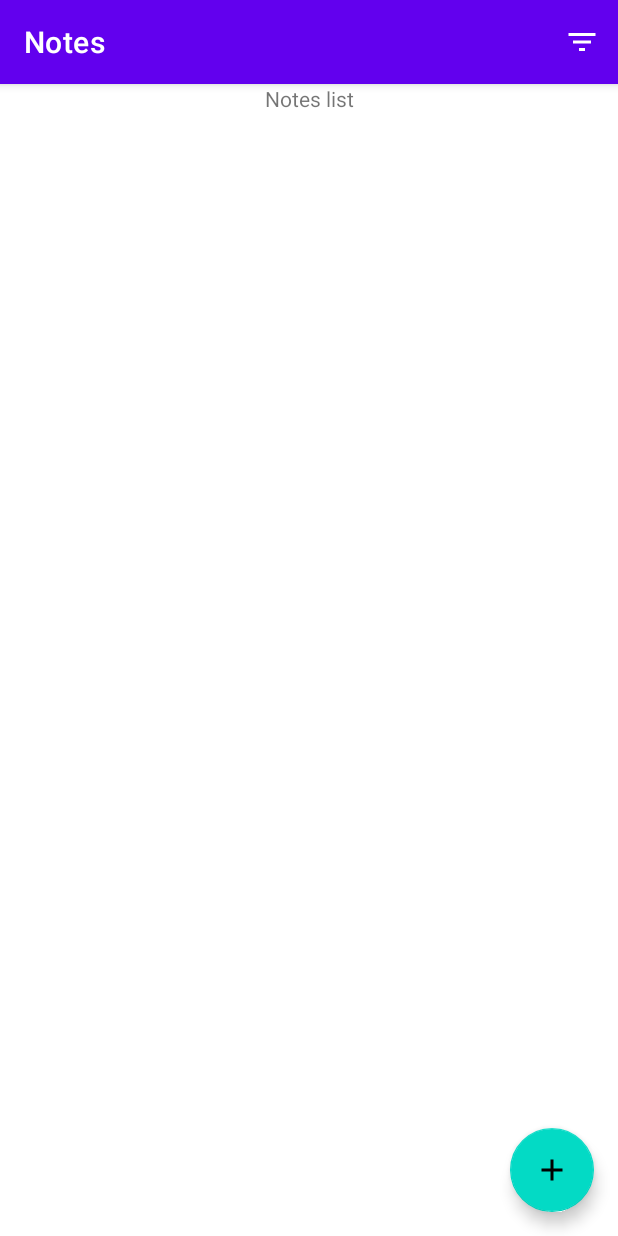
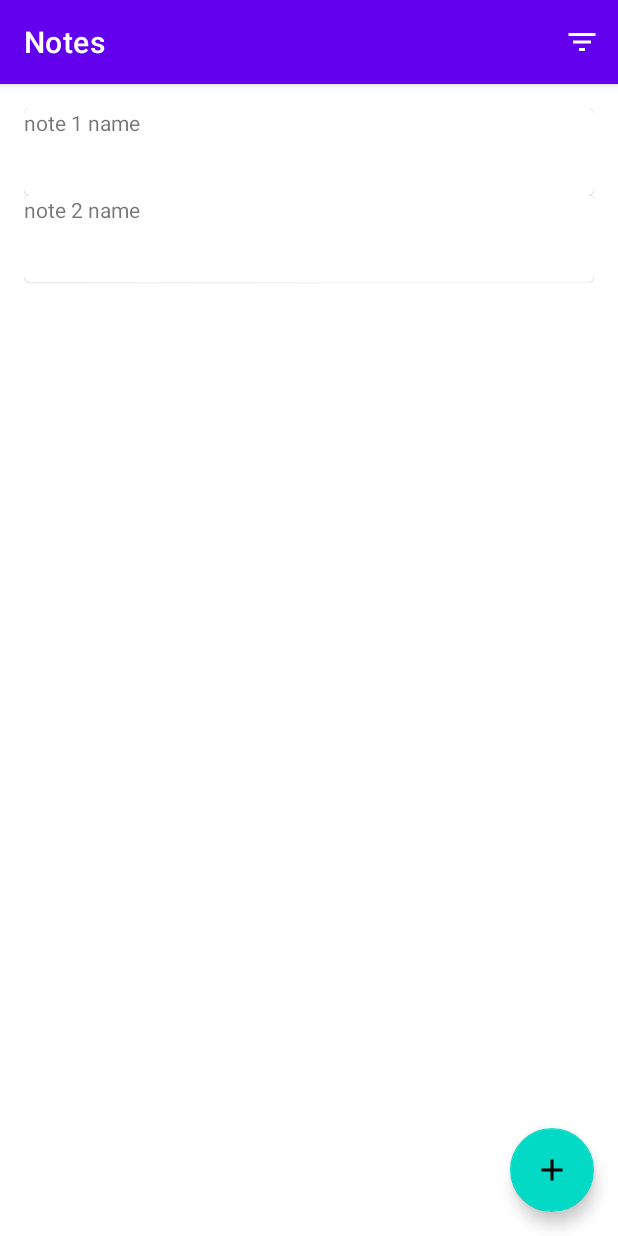
Before and after one commit to grizzly-orange/android-writer-notes, an Android app: the screen it shows after launch (MainActivity), on a phone screen of 412 x 824 dp. Run offline under Robolectric (Android 15) with nearby library versions, the phone set to English and light mode, and no system bars; our stand-ins replace navigation-ui.

Commit message:
add notes list recyclerview

```diff
--- /dev/null
+++ b/app/src/main/java/com/grizzlyorange/writernotes/ui/dto/Note.kt
@@ -0,0 +1,24 @@
+package com.grizzlyorange.writernotes.ui.dto
+
+import java.text.SimpleDateFormat
+import java.util.*
+
+data class Note(
+    val name: String,
+    val text: String,
+    private val createDateInMs: Long,
+    private val updateDateInMs: Long
+) {
+    val createDate: String get() = getDateStr(createDateInMs)
+    val updateDate: String get() = getDateStr(updateDateInMs)
+
+    private fun getDateStr(timeInMs: Long): String {
+        return SimpleDateFormat
+            .getDateInstance()
+            .format(
+                Calendar.getInstance().apply {
+                    timeInMillis = createDateInMs
+                }
+            )
+    }
+}
--- /dev/null
+++ b/app/src/main/java/com/grizzlyorange/writernotes/ui/noteslist/NotesListAdapter.kt
@@ -0,0 +1,52 @@
+package com.grizzlyorange.writernotes.ui.noteslist
+
+import android.view.LayoutInflater
+import android.view.View
+import android.view.ViewGroup
+import androidx.recyclerview.widget.DiffUtil
+import androidx.recyclerview.widget.ListAdapter
+import androidx.recyclerview.widget.RecyclerView
+import com.grizzlyorange.writernotes.databinding.NotesListItemBinding
+import com.grizzlyorange.writernotes.ui.dto.Note
+
+class NotesListAdapter :
+    ListAdapter<Note,NotesListAdapter.NoteViewHolder>(NoteViewHolder.NoteComparator()) {
+
+    override fun onCreateViewHolder(parent: ViewGroup, viewType: Int): NoteViewHolder {
+        return NoteViewHolder.create(parent)
+    }
+
+    override fun onBindViewHolder(holder: NoteViewHolder, position: Int) {
+        holder.bind(getItem(position))
+    }
+
+    class NoteViewHolder(
+        itemView: View
+    ) : RecyclerView.ViewHolder(itemView) {
+
+        fun bind(note: Note) {
+            val binding = NotesListItemBinding.bind(itemView)
+            binding.txtNoteNameAtListItem.text = note.name
+        }
+
+        companion object {
+            fun create(parent: ViewGroup): NoteViewHolder {
+                val binding = NotesListItemBinding.inflate(
+                    LayoutInflater.from(parent.context),
+                    parent,
+                    false)
+                return NoteViewHolder(binding.root)
+            }
+        }
+
+        class NoteComparator() : DiffUtil.ItemCallback<Note>() {
+            override fun areItemsTheSame(oldItem: Note, newItem: Note): Boolean {
+                return oldItem === newItem
+            }
+
+            override fun areContentsTheSame(oldItem: Note, newItem: Note): Boolean {
+                return oldItem == newItem
+            }
+        }
+    }
+}
--- a/app/src/main/java/com/grizzlyorange/writernotes/ui/noteslist/NotesListFragment.kt
+++ b/app/src/main/java/com/grizzlyorange/writernotes/ui/noteslist/NotesListFragment.kt
@@ -3,7 +3,9 @@ package com.grizzlyorange.writernotes.ui.noteslist
 import android.os.Bundle
 import android.view.*
 import androidx.fragment.app.Fragment
+import androidx.fragment.app.viewModels
 import androidx.navigation.fragment.findNavController
+import androidx.recyclerview.widget.LinearLayoutManager
 import com.grizzlyorange.writernotes.R
 import com.grizzlyorange.writernotes.databinding.FragmentNotesListBinding
 
@@ -12,6 +14,8 @@ class NotesListFragment : Fragment() {
 
     private var _binding: FragmentNotesListBinding? = null
     private val binding get() = _binding!!
+
+    private val noteVM: NotesListViewModel by viewModels()
 
     override fun onCreate(savedInstanceState: Bundle?) {
         super.onCreate(savedInstanceState)
@@ -25,11 +29,23 @@ class NotesListFragment : Fragment() {
 
         _binding = FragmentNotesListBinding.inflate(inflater, container, false)
 
+        return binding.root
+    }
+
+    override fun onViewCreated(view: View, savedInstanceState: Bundle?) {
+        super.onViewCreated(view, savedInstanceState)
+
+        val adapter = NotesListAdapter()
+        binding.rvNotesList.adapter = adapter
+        binding.rvNotesList.layoutManager = LinearLayoutManager(requireContext())
+
+        noteVM.notes.observe(viewLifecycleOwner, {
+            adapter.submitList(it)
+        })
+
         binding.fabAddNote.setOnClickListener {
             moveToDetails()
         }
-
-        return binding.root
     }
 
     override fun onCreateOptionsMenu(menu: Menu, inflater: MenuInflater) {
--- /dev/null
+++ b/app/src/main/java/com/grizzlyorange/writernotes/ui/noteslist/NotesListViewModel.kt
@@ -0,0 +1,21 @@
+package com.grizzlyorange.writernotes.ui.noteslist
+
+import androidx.lifecycle.LiveData
+import androidx.lifecycle.MutableLiveData
+import androidx.lifecycle.ViewModel
+import com.grizzlyorange.writernotes.ui.dto.Note
+import java.util.*
+
+class NotesListViewModel : ViewModel() {
+    val notes: LiveData<List<Note>>
+        get() = MutableLiveData<List<Note>>(listOf(
+            Note("note 1 name",
+                "note 1 text",
+                Calendar.getInstance().timeInMillis,
+                Calendar.getInstance().timeInMillis),
+            Note("note 2 name",
+                "note 2 text",
+                Calendar.getInstance().timeInMillis,
+                Calendar.getInstance().timeInMillis)
+        ))
+}
--- a/app/src/main/res/layout/fragment_notes_list.xml
+++ b/app/src/main/res/layout/fragment_notes_list.xml
@@ -8,11 +8,13 @@
     tools:context=".ui.noteslist.NotesListFragment">
 
     <!-- TODO: Update blank fragment layout -->
-    <TextView
-        android:id="@+id/textView"
-        android:layout_width="wrap_content"
-        android:layout_height="wrap_content"
-        android:text="Notes list"
+
+    <androidx.recyclerview.widget.RecyclerView
+        android:id="@+id/rvNotesList"
+        android:layout_width="match_parent"
+        android:layout_height="match_parent"
+        android:layout_margin="@dimen/regular_margin"
+        app:layout_constraintBottom_toBottomOf="parent"
         app:layout_constraintEnd_toEndOf="parent"
         app:layout_constraintStart_toStartOf="parent"
         app:layout_constraintTop_toTopOf="parent" />
--- /dev/null
+++ b/app/src/main/res/layout/notes_list_item.xml
@@ -0,0 +1,37 @@
+<?xml version="1.0" encoding="utf-8"?>
+
+
+<com.google.android.material.card.MaterialCardView xmlns:android="http://schemas.android.com/apk/res/android"
+    xmlns:app="http://schemas.android.com/apk/res-auto"
+    android:layout_width="match_parent"
+    android:layout_height="wrap_content">
+
+    <androidx.constraintlayout.widget.ConstraintLayout
+        android:layout_width="match_parent"
+        android:layout_height="wrap_content">
+
+        <TextView
+            android:id="@+id/txtNoteNameAtListItem"
+            android:layout_width="match_parent"
+            android:layout_height="wrap_content"
+            app:layout_constraintEnd_toEndOf="parent"
+            app:layout_constraintStart_toStartOf="parent"
+            app:layout_constraintTop_toTopOf="parent" />
+
+        <TextView
+            android:id="@+id/txtNoteTextAtListItem"
+            android:layout_width="match_parent"
+            android:layout_height="wrap_content"
+            app:layout_constraintEnd_toEndOf="parent"
+            app:layout_constraintStart_toStartOf="parent"
+            app:layout_constraintTop_toBottomOf="@id/txtNoteNameAtListItem" />
+
+        <TextView
+            android:id="@+id/txtNoteUpdatedDateAtListItem"
+            android:layout_width="match_parent"
+            android:layout_height="wrap_content"
+            app:layout_constraintEnd_toEndOf="parent"
+            app:layout_constraintStart_toStartOf="parent"
+            app:layout_constraintTop_toBottomOf="@id/txtNoteTextAtListItem" />
+    </androidx.constraintlayout.widget.ConstraintLayout>
+</com.google.android.material.card.MaterialCardView>
--- a/app/src/main/res/values/dimens.xml
+++ b/app/src/main/res/values/dimens.xml
@@ -1,3 +1,4 @@
 <resources>
     <dimen name="fab_margin">16dp</dimen>
+    <dimen name="regular_margin">16dp</dimen>
 </resources>
```
